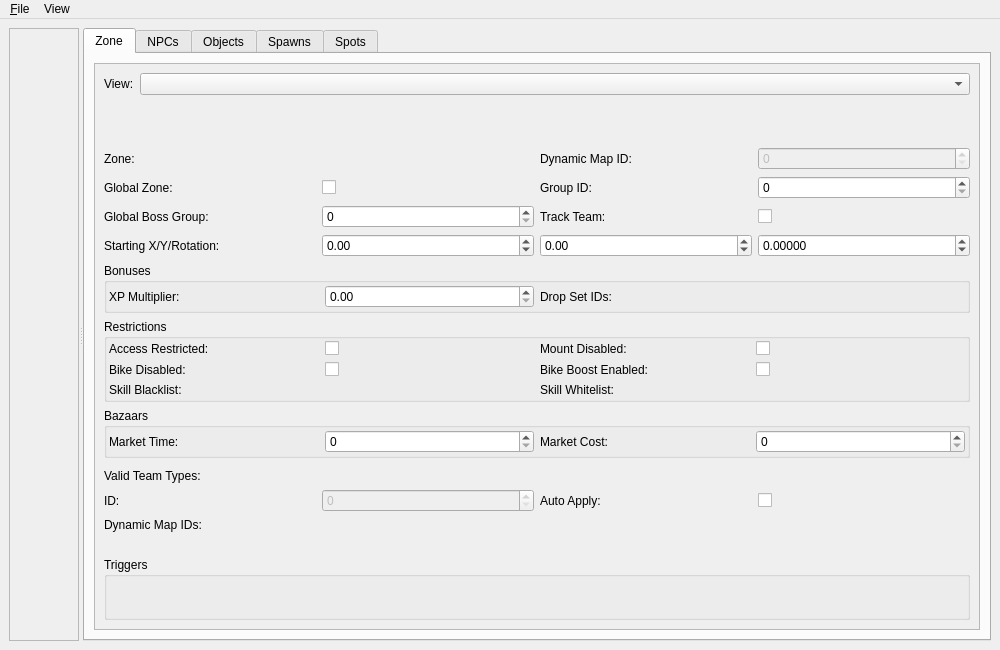
comphack/comp_hack, file tools/cathedral/ui/ZoneWindow.ui: the form before one commit.
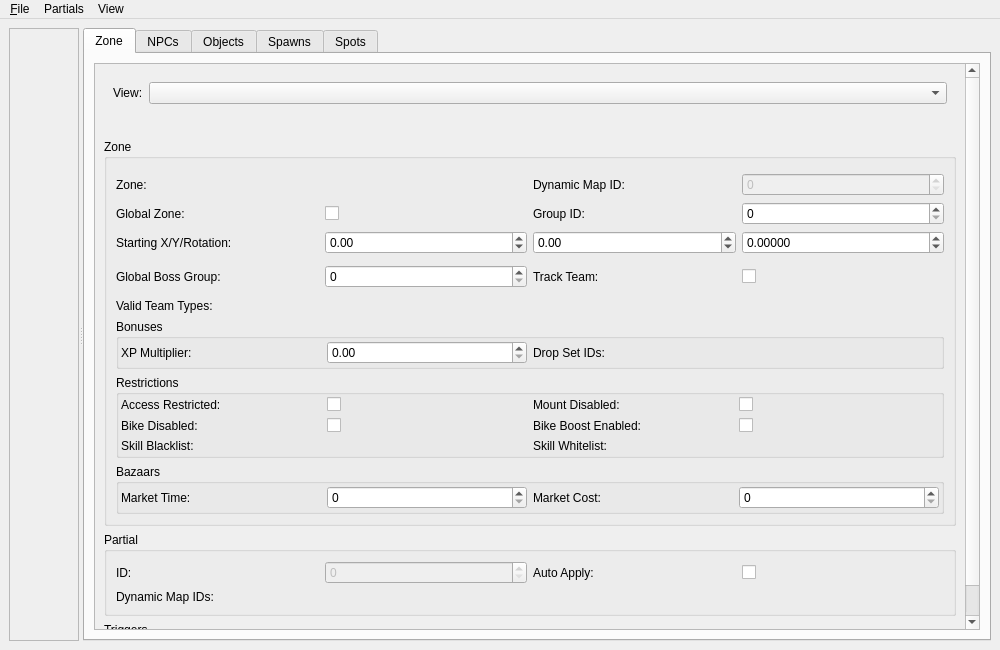
The form after the commit. Custom widgets are drawn as their Qt base class.

Commit message: Adding zone header properties and partial support

Diff of the .ui file:
```diff
--- a/tools/cathedral/ui/ZoneWindow.ui
+++ b/tools/cathedral/ui/ZoneWindow.ui
@@ -81,6 +81,7 @@
             </property>
             <layout class="QVBoxLayout" name="verticalLayout_2">
              <item>
+              <widget class="QWidget" name="zoneViewWidget" native="true">
               <layout class="QFormLayout" name="formZoneView">
                <property name="labelAlignment">
                 <set>Qt::AlignLeading|Qt::AlignLeft|Qt::AlignTop</set>
@@ -103,7 +104,14 @@
                 </widget>
                </item>
               </layout>
+              </widget>
              </item>
+             <item>
+              <widget class="QGroupBox" name="grpZone">
+               <property name="title">
+                <string>Zone</string>
+               </property>
+               <layout class="QVBoxLayout" name="grpZoneLayout">
              <item>
               <layout class="QGridLayout" name="gridZoneMain">
                <property name="topMargin">
@@ -168,38 +176,23 @@
                  </property>
                 </widget>
                </item>
-               <item row="2" column="0">
-                <widget class="QLabel" name="lblGlobalBossGroup">
-                 <property name="text">
-                  <string>Global Boss Group:</string>
-                 </property>
-                </widget>
-               </item>
-               <item row="2" column="3">
-                <widget class="QCheckBox" name="trackTeam">
-                 <property name="text">
-                  <string/>
-                 </property>
-                </widget>
-               </item>
-               <item row="2" column="1">
-                <widget class="QSpinBox" name="globalBossGroup">
-                 <property name="maximum">
-                  <number>2147483647</number>
-                 </property>
-                </widget>
-               </item>
-               <item row="2" column="2">
-                <widget class="QLabel" name="lblTrackTeam">
-                 <property name="text">
-                  <string>Track Team:</string>
-                 </property>
-                </widget>
-               </item>
               </layout>
              </item>
              <item>
+                 <widget class="QWidget" name="zoneHeaderWidget" native="true">
               <layout class="QVBoxLayout" name="layoutZoneHeader">
+                   <property name="leftMargin">
+                    <number>0</number>
+                   </property>
+                   <property name="topMargin">
+                    <number>0</number>
+                   </property>
+                   <property name="rightMargin">
+                    <number>0</number>
+                   </property>
+                   <property name="bottomMargin">
+                    <number>0</number>
+                   </property>
                <item>
                 <layout class="QHBoxLayout" name="layoutZoneStart">
                  <item>
@@ -244,6 +237,58 @@
                  </item>
                 </layout>
                </item>
+                   <item>
+                    <layout class="QHBoxLayout" name="horizontalLayout">
+                     <property name="topMargin">
+                      <number>5</number>
+                     </property>
+                     <item>
+                      <widget class="QLabel" name="lblGlobalBossGroup">
+                       <property name="text">
+                        <string>Global Boss Group:</string>
+                       </property>
+                      </widget>
+                     </item>
+                     <item>
+                      <widget class="QSpinBox" name="globalBossGroup">
+                       <property name="maximum">
+                        <number>2147483647</number>
+                       </property>
+                      </widget>
+                     </item>
+                     <item>
+                      <widget class="QLabel" name="lblTrackTeam">
+                       <property name="text">
+                        <string>Track Team:</string>
+                       </property>
+                      </widget>
+                     </item>
+                     <item>
+                      <widget class="QCheckBox" name="trackTeam">
+                       <property name="text">
+                        <string/>
+                       </property>
+                      </widget>
+                     </item>
+                    </layout>
+                   </item>
+                   <item>
+                    <layout class="QFormLayout" name="formZoneMisc">
+                     <property name="topMargin">
+                      <number>5</number>
+                     </property>
+                     <item row="0" column="0">
+                      <widget class="QLabel" name="lblValidTeamTypes">
+                       <property name="text">
+                        <string>Valid Team Types:</string>
+                       </property>
+                      </widget>
+                     </item>
+                     <item row="0" column="1">
+                      <widget class="DynamicList" name="validTeamTypes" native="true"/>
+                     </item>
+                    </layout>
+                   </item>
                <item>
                 <widget class="QGroupBox" name="grpBonuses">
                  <property name="title">
@@ -435,27 +480,18 @@
                  </layout>
                 </widget>
                </item>
-               <item>
-                <layout class="QFormLayout" name="formZoneMisc">
-                 <property name="topMargin">
-                  <number>5</number>
-                 </property>
-                 <item row="0" column="0">
-                  <widget class="QLabel" name="lblValidTeamTypes">
-                   <property name="text">
-                    <string>Valid Team Types:</string>
-                   </property>
-                  </widget>
-                 </item>
-                 <item row="0" column="1">
-                  <widget class="DynamicList" name="validTeamTypes" native="true"/>
-                 </item>
-                </layout>
-               </item>
-              </layout>
-             </item>
+                  </layout>
+                 </widget>
+                </item>
+               </layout>
+              </widget>
+             </item>
              <item>
-              <layout class="QVBoxLayout" name="layoutPartialHeader">
+              <widget class="QGroupBox" name="grpPartial">
+               <property name="title">
+                <string>Partial</string>
+               </property>
+               <layout class="QVBoxLayout" name="grpPartialLayout">
                <item>
                 <layout class="QGridLayout" name="gridPartialMain">
                  <item row="0" column="0">
@@ -506,6 +542,7 @@
                 </layout>
                </item>
               </layout>
+              </widget>
              </item>
              <item>
               <widget class="QGroupBox" name="grpTriggers">
@@ -685,7 +722,16 @@
     <addaction name="actionRefresh"/>
     <addaction name="menuZoom"/>
    </widget>
+   <widget class="QMenu" name="menuPartials">
+    <property name="title">
+     <string>Partials</string>
+    </property>
+    <addaction name="actionPartialsLoadFile"/>
+    <addaction name="actionPartialsLoadDirectory"/>
+    <addaction name="actionPartialsApply"/>
+   </widget>
    <addaction name="menuFile"/>
+   <addaction name="menuPartials"/>
    <addaction name="menuView"/>
   </widget>
   <action name="action_Open">
```
Left out of the diff: 17 changed lines with no effect on the pictures. Lines whose indentation alone changed are shown as unchanged. The commit also changes 14 other files.
